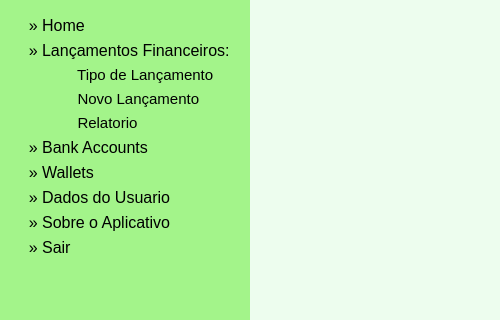
Old version of the form VirtualWallet/src/vision/mainwindow.ui in the repository joaovicentesouto/INE5417; both pictures show x 0 to 500 and y 101 to 421 of the 500 by 720 pixel window.
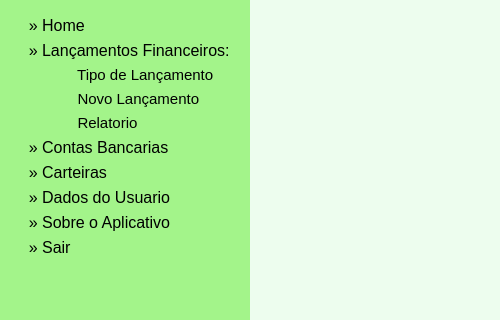
New version of the form. The open tabs and pages were chosen to show the change. Custom widgets are drawn as their Qt base class.

Commit message: Apresentação das contas na Home.

```diff
--- a/VirtualWallet/src/vision/mainwindow.ui
+++ b/VirtualWallet/src/vision/mainwindow.ui
@@ -468,7 +468,7 @@
 }</string>
        </property>
        <property name="text">
-        <string>    » Bank Accounts</string>
+        <string>    » Contas Bancarias</string>
        </property>
       </widget>
      </item>
@@ -484,7 +484,7 @@
 }</string>
        </property>
        <property name="text">
-        <string>    » Wallets</string>
+        <string>    » Carteiras</string>
        </property>
       </widget>
      </item>
```
Left out of the diff: 2 changed lines with no effect on the pictures. The commit also changes 15 other files.
